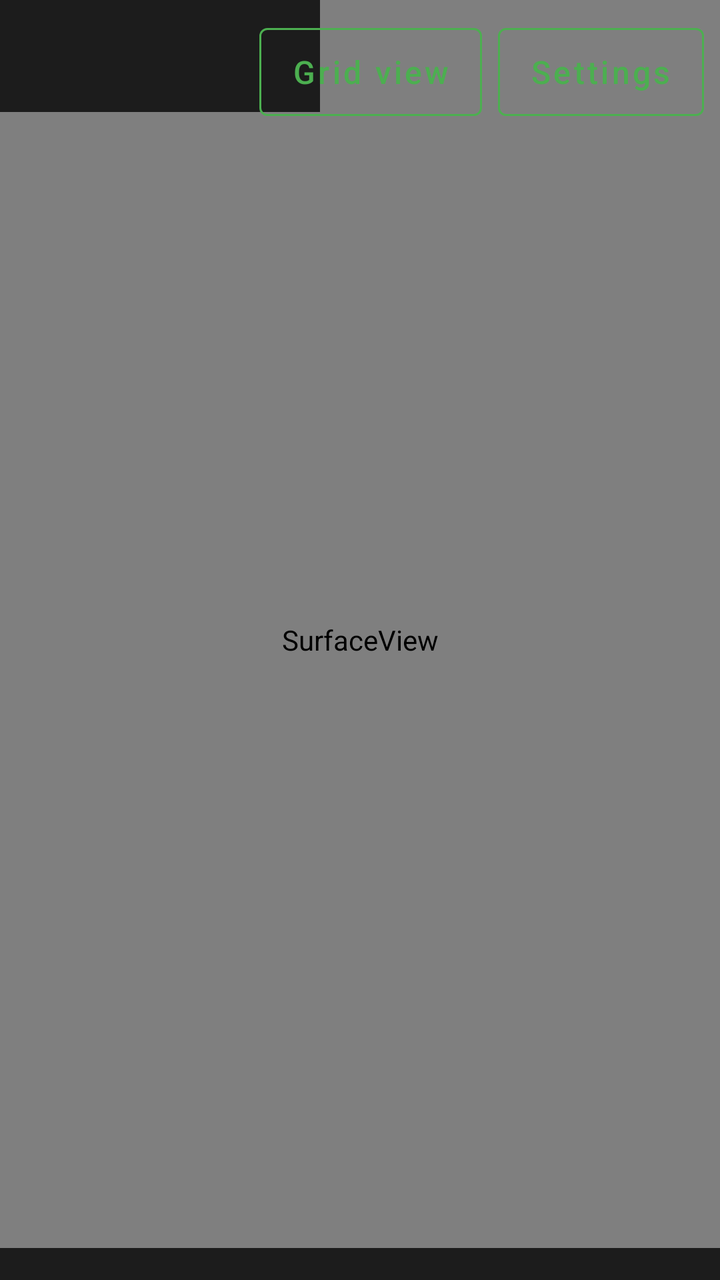
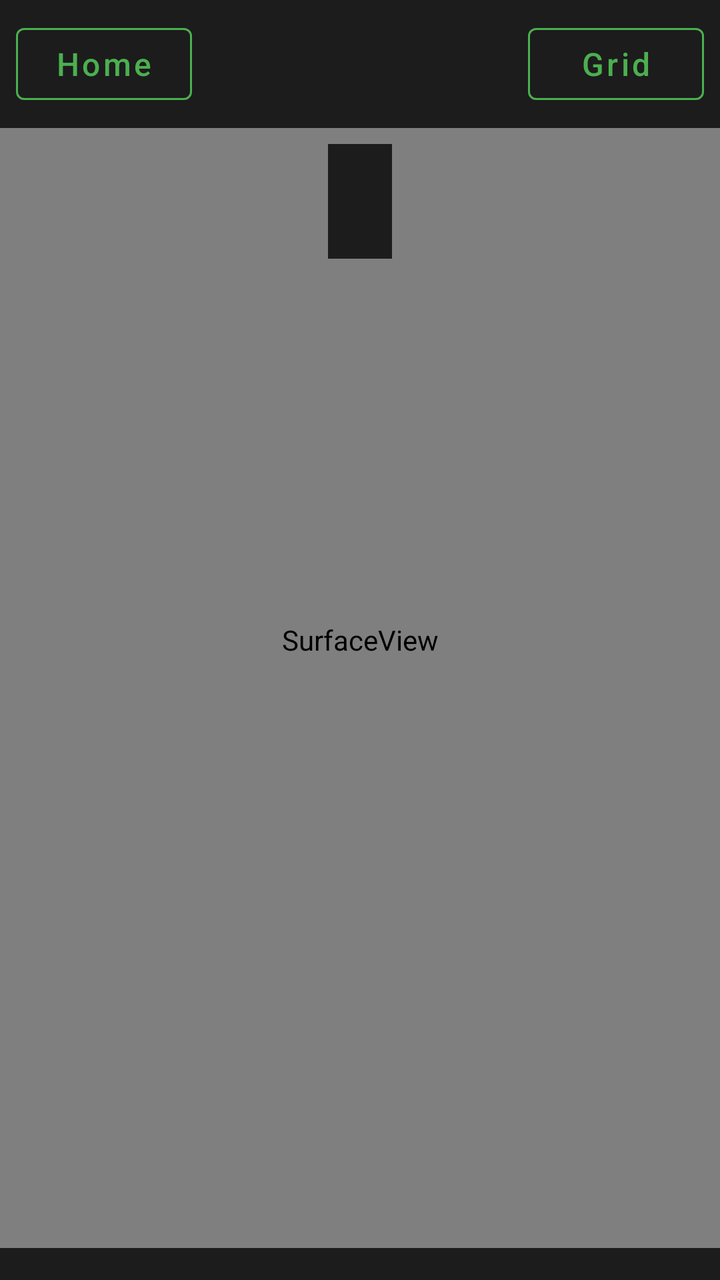

Before-and-after screenshots of an Android layout around one commit, followed by the original layout XML and the change that was made.
<!-- AndroidManifest.xml: activity theme Theme.TruvendCam.Fullscreen -->
<!-- res/layout/activity_live_view.xml -->
<?xml version="1.0" encoding="utf-8"?>
<FrameLayout xmlns:android="http://schemas.android.com/apk/res/android"
    android:id="@+id/root"
    android:layout_width="match_parent"
    android:layout_height="match_parent"
    android:background="@color/black"
    android:keepScreenOn="true">

    <SurfaceView
        android:id="@+id/videoSurface"
        android:layout_width="match_parent"
        android:layout_height="match_parent" />

    <LinearLayout
        android:id="@+id/overlayTop"
        android:layout_width="match_parent"
        android:layout_height="wrap_content"
        android:layout_marginEnd="200dp"
        android:background="@drawable/bg_overlay_panel"
        android:orientation="vertical"
        android:padding="8dp">

        <TextView
            android:id="@+id/overlayChannel"
            android:layout_width="match_parent"
            android:layout_height="wrap_content"
            android:ellipsize="end"
            android:maxLines="1"
            android:textAppearance="@style/TextAppearance.TruvendCam.Caption" />

        <TextView
            android:id="@+id/overlayStatus"
            android:layout_width="match_parent"
            android:layout_height="wrap_content"
            android:layout_marginTop="2dp"
            android:textAppearance="@style/TextAppearance.TruvendCam.Caption" />
    </LinearLayout>

    <HorizontalScrollView
        android:id="@+id/channelStrip"
        android:layout_width="match_parent"
        android:layout_height="wrap_content"
        android:layout_gravity="bottom"
        android:background="@drawable/bg_overlay_panel"
        android:padding="8dp"
        android:scrollbars="none">

        <LinearLayout
            android:id="@+id/channelStripContent"
            android:layout_width="wrap_content"
            android:layout_height="wrap_content"
            android:orientation="horizontal" />
    </HorizontalScrollView>

    <LinearLayout
        android:id="@+id/errorPanel"
        android:layout_width="wrap_content"
        android:layout_height="wrap_content"
        android:layout_gravity="center"
        android:background="@drawable/bg_overlay_panel"
        android:gravity="center"
        android:orientation="vertical"
        android:padding="24dp"
        android:visibility="gone">

        <TextView
            android:id="@+id/errorText"
            android:layout_width="wrap_content"
            android:layout_height="wrap_content"
            android:gravity="center"
            android:textAppearance="@style/TextAppearance.TruvendCam.Body"
            android:textColor="@color/error" />

        <com.google.android.material.button.MaterialButton
            android:id="@+id/btnRetry"
            android:layout_width="wrap_content"
            android:layout_height="wrap_content"
            android:layout_marginTop="12dp"
            android:focusable="true"
            android:minWidth="160dp"
            android:text="@string/action_retry" />
    </LinearLayout>

    <LinearLayout
        android:id="@+id/quickActions"
        android:layout_width="wrap_content"
        android:layout_height="wrap_content"
        android:layout_gravity="top|end"
        android:orientation="horizontal"
        android:padding="8dp">

        <com.google.android.material.button.MaterialButton
            android:id="@+id/btnGrid"
            style="@style/Widget.TruvendCam.Button.Secondary"
            android:layout_width="wrap_content"
            android:layout_height="wrap_content"
            android:focusable="true"
            android:minWidth="96dp"
            android:text="@string/action_grid" />

        <com.google.android.material.button.MaterialButton
            android:id="@+id/btnSettings"
            style="@style/Widget.TruvendCam.Button.Secondary"
            android:layout_width="wrap_content"
            android:layout_height="wrap_content"
            android:layout_marginStart="8dp"
            android:focusable="true"
            android:minWidth="96dp"
            android:text="@string/action_settings" />
    </LinearLayout>
</FrameLayout>
<!-- resources referenced by this layout -->
<resources>
  <color name="black">#FF000000</color>
  <color name="error">#FFE57373</color>
  <!-- drawable bg_overlay_panel (drawable) -->
  <?xml version="1.0" encoding="utf-8"?>
  <shape xmlns:android="http://schemas.android.com/apk/res/android" android:shape="rectangle">
      <solid android:color="@color/bg_panel" />
  </shape>
  <string name="action_grid">Grid view</string>
  <string name="action_retry">Retry</string>
  <string name="action_settings">Settings</string>
  <style name="TextAppearance.TruvendCam.Body" parent="TextAppearance.MaterialComponents.Body1">
          <item name="android:textColor">@color/text_primary</item>
          <item name="android:textSize">16sp</item>
      </style>
  <style name="TextAppearance.TruvendCam.Caption" parent="TextAppearance.MaterialComponents.Caption">
          <item name="android:textColor">@color/text_secondary</item>
          <item name="android:textSize">14sp</item>
      </style>
  <style name="Widget.TruvendCam.Button.Secondary" parent="Widget.MaterialComponents.Button.OutlinedButton">
          <item name="android:minHeight">56dp</item>
          <item name="android:textAllCaps">false</item>
          <item name="android:textSize">16sp</item>
          <item name="strokeColor">@color/accent</item>
          <item name="android:textColor">@color/accent</item>
          <item name="cornerRadius">4dp</item>
      </style>
  <style name="Theme.TruvendCam.Fullscreen" parent="Theme.TruvendCam">
          <item name="android:windowFullscreen">true</item>
          <item name="android:windowLayoutInDisplayCutoutMode" tools:targetApi="o_mr1">shortEdges</item>
      </style>
  <color name="bg_panel">#E6121212</color>
  <color name="text_primary">#FFFFFFFF</color>
  <color name="text_secondary">#FFB0B0B0</color>
  <color name="accent">#FF4CAF50</color>
  <style name="Theme.TruvendCam" parent="Theme.MaterialComponents.NoActionBar">
          <item name="colorPrimary">@color/accent</item>
          <item name="colorPrimaryVariant">@color/accent_focus</item>
          <item name="colorOnPrimary">@color/black</item>
          <item name="colorSecondary">@color/accent</item>
          <item name="colorOnSecondary">@color/black</item>
          <item name="android:windowBackground">@color/bg_dark</item>
          <item name="android:statusBarColor">@color/bg_dark</item>
          <item name="android:navigationBarColor">@color/bg_dark</item>
          <item name="android:textColorPrimary">@color/text_primary</item>
          <item name="android:textColorSecondary">@color/text_secondary</item>
          <item name="android:colorBackground">@color/bg_dark</item>
          <item name="materialButtonStyle">@style/Widget.TruvendCam.Button</item>
          <item name="editTextStyle">@style/Widget.TruvendCam.EditText</item>
      </style>
  <color name="accent_focus">#FF81C784</color>
  <color name="bg_dark">#FF0A0A0A</color>
  <style name="Widget.TruvendCam.Button" parent="Widget.MaterialComponents.Button">
          <item name="android:minHeight">56dp</item>
          <item name="android:textAllCaps">false</item>
          <item name="android:textSize">16sp</item>
          <item name="backgroundTint">@color/accent</item>
          <item name="android:textColor">@color/black</item>
          <item name="cornerRadius">4dp</item>
      </style>
  <style name="Widget.TruvendCam.EditText" parent="Widget.AppCompat.EditText">
          <item name="android:minHeight">52dp</item>
          <item name="android:textSize">18sp</item>
          <item name="android:textColor">@color/text_primary</item>
          <item name="android:textColorHint">@color/text_secondary</item>
          <item name="android:backgroundTint">@color/accent</item>
          <item name="android:padding">12dp</item>
      </style>
</resources>

<!-- the commit's change to res/layout/activity_live_view.xml (unified diff, before → after) -->
@@ -11,29 +11,81 @@
         android:layout_width="match_parent"
         android:layout_height="match_parent" />
 
+    
+    <LinearLayout
+        android:id="@+id/topBar"
+        android:layout_width="match_parent"
+        android:layout_height="wrap_content"
+        android:layout_gravity="top"
+        android:background="@drawable/bg_overlay_panel"
+        android:gravity="center_vertical"
+        android:orientation="horizontal"
+        android:paddingStart="8dp"
+        android:paddingTop="8dp"
+        android:paddingEnd="8dp"
+        android:paddingBottom="8dp">
+
+        <com.google.android.material.button.MaterialButton
+            android:id="@+id/btnHome"
+            style="@style/Widget.TruvendCam.Button.Secondary"
+            android:layout_width="wrap_content"
+            android:layout_height="wrap_content"
+            android:focusable="true"
+            android:minWidth="88dp"
+            android:minHeight="48dp"
+            android:text="@string/action_home" />
+
+        <View
+            android:layout_width="0dp"
+            android:layout_height="0dp"
+            android:layout_weight="1" />
+
+        <com.google.android.material.button.MaterialButton
+            android:id="@+id/btnViewToggle"
+            style="@style/Widget.TruvendCam.Button.Secondary"
+            android:layout_width="wrap_content"
+            android:layout_height="wrap_content"
+            android:focusable="true"
+            android:minWidth="88dp"
+            android:minHeight="48dp"
+            android:text="@string/action_toggle_grid" />
+    </LinearLayout>
+
+    
     <LinearLayout
         android:id="@+id/overlayTop"
-        android:layout_width="match_parent"
+        android:layout_width="wrap_content"
         android:layout_height="wrap_content"
-        android:layout_marginEnd="200dp"
+        android:layout_gravity="top|center_horizontal"
+        android:layout_marginTop="72dp"
         android:background="@drawable/bg_overlay_panel"
+        android:gravity="center_horizontal"
         android:orientation="vertical"
-        android:padding="8dp">
+        android:paddingStart="16dp"
+        android:paddingTop="8dp"
+        android:paddingEnd="16dp"
+        android:paddingBottom="8dp">
 
         <TextView
             android:id="@+id/overlayChannel"
-            android:layout_width="match_parent"
+            android:layout_width="wrap_content"
             android:layout_height="wrap_content"
             android:ellipsize="end"
+            android:gravity="center"
             android:maxLines="1"
-            android:textAppearance="@style/TextAppearance.TruvendCam.Caption" />
+            android:textAppearance="@style/TextAppearance.TruvendCam.Caption"
+            android:textSize="15sp" />
 
         <TextView
             android:id="@+id/overlayStatus"
-            android:layout_width="match_parent"
+            android:layout_width="wrap_content"
             android:layout_height="wrap_content"
             android:layout_marginTop="2dp"
-            android:textAppearance="@style/TextAppearance.TruvendCam.Caption" />
+            android:ellipsize="end"
+            android:gravity="center"
+            android:maxLines="1"
+            android:textAppearance="@style/TextAppearance.TruvendCam.Caption"
+            android:textSize="14sp" />
     </LinearLayout>
 
     <HorizontalScrollView
@@ -80,32 +132,4 @@
             android:minWidth="160dp"
             android:text="@string/action_retry" />
     </LinearLayout>
-
-    <LinearLayout
-        android:id="@+id/quickActions"
-        android:layout_width="wrap_content"
-        android:layout_height="wrap_content"
-        android:layout_gravity="top|end"
-        android:orientation="horizontal"
-        android:padding="8dp">
-
-        <com.google.android.material.button.MaterialButton
-            android:id="@+id/btnGrid"
-            style="@style/Widget.TruvendCam.Button.Secondary"
-            android:layout_width="wrap_content"
-            android:layout_height="wrap_content"
-            android:focusable="true"
-            android:minWidth="96dp"
-            android:text="@string/action_grid" />
-
-        <com.google.android.material.button.MaterialButton
-            android:id="@+id/btnSettings"
-            style="@style/Widget.TruvendCam.Button.Secondary"
-            android:layout_width="wrap_content"
-            android:layout_height="wrap_content"
-            android:layout_marginStart="8dp"
-            android:focusable="true"
-            android:minWidth="96dp"
-            android:text="@string/action_settings" />
-    </LinearLayout>
 </FrameLayout>
<!-- resource entries referenced after the edit -->
@@ -7,9 +7,9 @@
   <shape xmlns:android="http://schemas.android.com/apk/res/android" android:shape="rectangle">
       <solid android:color="@color/bg_panel" />
   </shape>
-  <string name="action_grid">Grid view</string>
+  <string name="action_home">Home</string>
   <string name="action_retry">Retry</string>
-  <string name="action_settings">Settings</string>
+  <string name="action_toggle_grid">Grid</string>
   <style name="TextAppearance.TruvendCam.Body" parent="TextAppearance.MaterialComponents.Body1">
           <item name="android:textColor">@color/text_primary</item>
           <item name="android:textSize">16sp</item>
